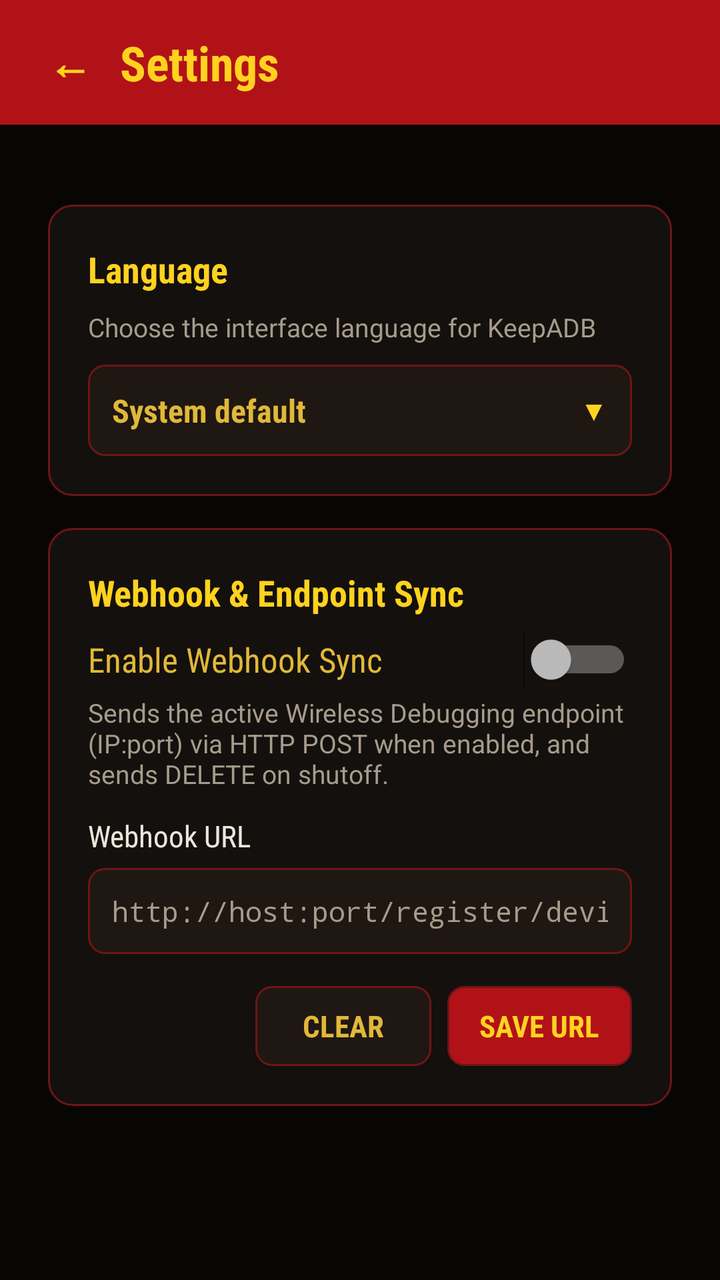
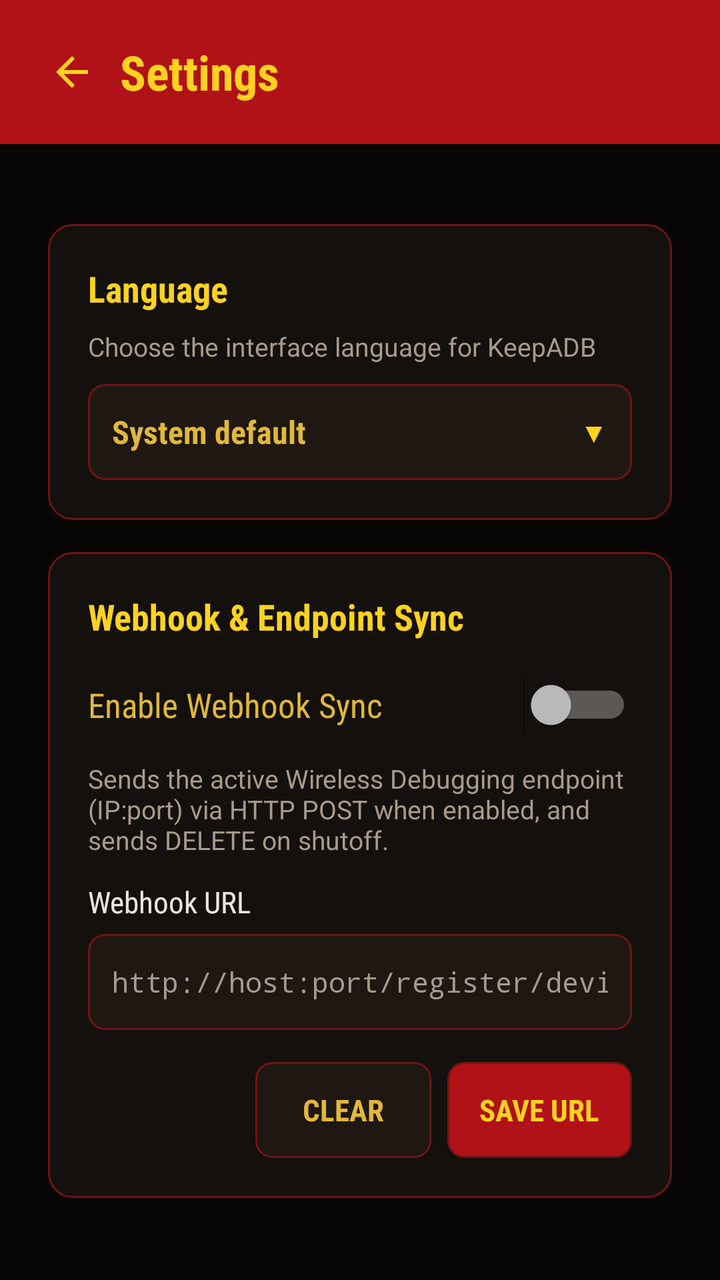

Two renders of the same Android screen: before a commit and after it. Below are the layout's source before the change and the commit's diff.
<!-- AndroidManifest.xml: application theme Theme.KeepADB -->
<!-- res/layout/activity_settings.xml -->
<?xml version="1.0" encoding="utf-8"?>
<LinearLayout xmlns:android="http://schemas.android.com/apk/res/android"
    android:layout_width="match_parent"
    android:layout_height="match_parent"
    android:background="@color/ground"
    android:orientation="vertical">

    
    <LinearLayout
        android:layout_width="match_parent"
        android:layout_height="wrap_content"
        android:background="@color/banner_red"
        android:elevation="4dp"
        android:gravity="center_vertical"
        android:orientation="horizontal"
        android:padding="12dp">

        <Button
            android:id="@+id/btn_back"
            android:layout_width="wrap_content"
            android:layout_height="wrap_content"
            android:background="@drawable/bg_btn_header"
            android:fontFamily="sans-serif-condensed"
            android:minWidth="0dp"
            android:minHeight="36dp"
            android:paddingStart="12dp"
            android:paddingTop="4dp"
            android:paddingEnd="14dp"
            android:paddingBottom="4dp"
            android:text="←"
            android:textColor="@color/title_yellow"
            android:textSize="22sp"
            android:textStyle="bold" />

        <TextView
            android:layout_width="0dp"
            android:layout_height="wrap_content"
            android:layout_weight="1"
            android:fontFamily="sans-serif-condensed"
            android:text="@string/title_settings"
            android:textColor="@color/title_yellow"
            android:textSize="24sp"
            android:textStyle="bold" />
    </LinearLayout>

    <ScrollView
        android:layout_width="match_parent"
        android:layout_height="0dp"
        android:layout_weight="1"
        android:fillViewport="true">

    <LinearLayout
        android:layout_width="match_parent"
        android:layout_height="wrap_content"
        android:orientation="vertical"
        android:padding="24dp">

        
        <LinearLayout
            android:id="@+id/settings_permission_panel"
            android:layout_width="match_parent"
            android:layout_height="wrap_content"
            android:layout_marginTop="16dp"
            android:background="@drawable/bg_panel"
            android:orientation="vertical"
            android:visibility="gone">

            <TextView
                android:layout_width="match_parent"
                android:layout_height="wrap_content"
                android:fontFamily="sans-serif-condensed"
                android:text="@string/setup_title"
                android:textColor="@color/title_yellow"
                android:textSize="18sp"
                android:textStyle="bold" />

            <TextView
                android:layout_width="match_parent"
                android:layout_height="wrap_content"
                android:layout_marginTop="8dp"
                android:fontFamily="sans-serif"
                android:text="@string/settings_permission_warning"
                android:textColor="@color/night_text"
                android:textSize="13sp" />
        </LinearLayout>

        
        <LinearLayout
            android:id="@+id/settings_language_panel"
            android:layout_width="match_parent"
            android:layout_height="wrap_content"
            android:layout_marginTop="16dp"
            android:background="@drawable/bg_panel"
            android:orientation="vertical">

            <TextView
                android:layout_width="match_parent"
                android:layout_height="wrap_content"
                android:layout_marginBottom="8dp"
                android:fontFamily="sans-serif-condensed"
                android:text="@string/settings_section_language"
                android:textColor="@color/title_yellow"
                android:textSize="18sp"
                android:textStyle="bold" />

            <TextView
                android:layout_width="match_parent"
                android:layout_height="wrap_content"
                android:fontFamily="sans-serif"
                android:text="@string/settings_language_subtext"
                android:textColor="@color/night_muted"
                android:textSize="13sp" />

            <LinearLayout
                android:id="@+id/settings_language_selector"
                android:layout_width="match_parent"
                android:layout_height="wrap_content"
                android:layout_marginTop="10dp"
                android:background="@drawable/bg_card_clickable"
                android:clickable="true"
                android:focusable="true"
                android:gravity="center_vertical"
                android:orientation="horizontal"
                android:padding="12dp">

                <TextView
                    android:id="@+id/settings_language_selected_text"
                    android:layout_width="0dp"
                    android:layout_height="wrap_content"
                    android:layout_weight="1"
                    android:fontFamily="sans-serif-condensed"
                    android:text="@string/settings_language_system_default"
                    android:textColor="@color/text_yellow"
                    android:textSize="16sp"
                    android:textStyle="bold" />

                <TextView
                    android:layout_width="wrap_content"
                    android:layout_height="wrap_content"
                    android:fontFamily="sans-serif-condensed"
                    android:text="▼"
                    android:textColor="@color/title_yellow"
                    android:textSize="14sp" />
            </LinearLayout>
        </LinearLayout>

        
        <LinearLayout
            android:id="@+id/settings_webhook_panel"
            android:layout_width="match_parent"
            android:layout_height="wrap_content"
            android:layout_marginTop="16dp"
            android:background="@drawable/bg_panel"
            android:orientation="vertical">

            <TextView
                android:layout_width="match_parent"
                android:layout_height="wrap_content"
                android:layout_marginBottom="8dp"
                android:fontFamily="sans-serif-condensed"
                android:text="@string/settings_webhook_title"
                android:textColor="@color/title_yellow"
                android:textSize="18sp"
                android:textStyle="bold" />

            <Switch
                android:id="@+id/settings_webhook_toggle"
                android:layout_width="match_parent"
                android:layout_height="wrap_content"
                android:fontFamily="sans-serif-condensed"
                android:text="@string/settings_webhook_toggle"
                android:textColor="@color/text_yellow"
                android:textSize="17sp" />

            <TextView
                android:layout_width="match_parent"
                android:layout_height="wrap_content"
                android:layout_marginTop="4dp"
                android:layout_marginBottom="12dp"
                android:fontFamily="sans-serif"
                android:text="@string/settings_webhook_subtext"
                android:textColor="@color/night_muted"
                android:textSize="13sp" />

            <TextView
                android:layout_width="match_parent"
                android:layout_height="wrap_content"
                android:fontFamily="sans-serif-condensed"
                android:text="@string/settings_webhook_url_label"
                android:textColor="@color/night_text"
                android:textSize="15sp" />

            <EditText
                android:id="@+id/settings_webhook_url"
                android:layout_width="match_parent"
                android:layout_height="wrap_content"
                android:layout_marginTop="6dp"
                android:background="@drawable/bg_input"
                android:fontFamily="monospace"
                android:hint="@string/settings_webhook_url_hint"
                android:inputType="textUri"
                android:padding="12dp"
                android:textColor="@color/night_text"
                android:textColorHint="@color/night_muted"
                android:textSize="14sp" />

            <TextView
                android:id="@+id/settings_webhook_error"
                android:layout_width="match_parent"
                android:layout_height="wrap_content"
                android:layout_marginTop="6dp"
                android:fontFamily="sans-serif"
                android:textColor="@color/link_red"
                android:textSize="13sp"
                android:visibility="gone" />

            <LinearLayout
                android:layout_width="match_parent"
                android:layout_height="wrap_content"
                android:layout_marginTop="16dp"
                android:gravity="end"
                android:orientation="horizontal">

                <Button
                    android:id="@+id/settings_webhook_clear"
                    android:layout_width="wrap_content"
                    android:layout_height="wrap_content"
                    android:layout_marginEnd="8dp"
                    android:background="@drawable/bg_btn_secondary"
                    android:fontFamily="sans-serif-condensed"
                    android:minHeight="40dp"
                    android:paddingStart="16dp"
                    android:paddingTop="8dp"
                    android:paddingEnd="16dp"
                    android:paddingBottom="8dp"
                    android:text="@string/settings_webhook_btn_clear"
                    android:textColor="@color/text_yellow"
                    android:textSize="15sp"
                    android:textStyle="bold" />

                <Button
                    android:id="@+id/settings_webhook_save"
                    android:layout_width="wrap_content"
                    android:layout_height="wrap_content"
                    android:background="@drawable/bg_btn_primary"
                    android:fontFamily="sans-serif-condensed"
                    android:minHeight="40dp"
                    android:paddingStart="16dp"
                    android:paddingTop="8dp"
                    android:paddingEnd="16dp"
                    android:paddingBottom="8dp"
                    android:text="@string/settings_webhook_btn_save"
                    android:textColor="@color/title_yellow"
                    android:textSize="15sp"
                    android:textStyle="bold" />
            </LinearLayout>
        </LinearLayout>

    </LinearLayout>
    </ScrollView>
</LinearLayout>
<!-- resources referenced by this layout -->
<resources>
  <color name="banner_red">#B11218</color>
  <color name="ground">#080604</color>
  <color name="link_red">#E23A2E</color>
  <color name="night_muted">#A79B8C</color>
  <color name="night_text">#EDE6DC</color>
  <color name="text_yellow">#E0B83A</color>
  <color name="title_yellow">#FFD21F</color>
  <!-- drawable bg_input (drawable) -->
  <?xml version="1.0" encoding="utf-8"?>
  <selector xmlns:android="http://schemas.android.com/apk/res/android">
      <item android:state_focused="true">
          <shape>
              <solid android:color="@color/panel_strong" />
              <stroke android:width="1.5dp" android:color="@color/title_yellow" />
              <corners android:radius="@dimen/radius_control" />
          </shape>
      </item>
      <item>
          <shape>
              <solid android:color="@color/panel_strong" />
              <stroke android:width="1dp" android:color="@color/border_red" />
              <corners android:radius="@dimen/radius_control" />
          </shape>
      </item>
  </selector>
  <!-- drawable bg_panel (drawable) -->
  <?xml version="1.0" encoding="utf-8"?>
  <shape xmlns:android="http://schemas.android.com/apk/res/android">
      <solid android:color="@color/panel" />
      <stroke android:width="1dp" android:color="@color/border_red" />
      <corners android:radius="@dimen/radius_panel" />
      <padding android:left="20dp" android:top="20dp" android:right="20dp" android:bottom="20dp" />
  </shape>
  <string name="settings_language_subtext">Choose the interface language for KeepADB</string>
  <string name="settings_language_system_default">System default</string>
  <string name="settings_permission_warning">System permission WRITE_SECURE_SETTINGS missing. KeepADB cannot toggle Wireless Debugging until permission is granted.</string>
  <string name="settings_section_language">Language</string>
  <string name="settings_webhook_btn_clear">Clear</string>
  <string name="settings_webhook_btn_save">Save URL</string>
  <string name="settings_webhook_subtext">Sends the active Wireless Debugging endpoint (IP:port) via HTTP POST when enabled, and sends DELETE on shutoff.</string>
  <string name="settings_webhook_title">Webhook &amp; Endpoint Sync</string>
  <string name="settings_webhook_toggle">Enable Webhook Sync</string>
  <string name="settings_webhook_url_hint">http://host:port/register/device</string>
  <string name="settings_webhook_url_label">Webhook URL</string>
  <string name="setup_title">First-time setup</string>
  <string name="title_settings">Settings</string>
  <color name="primary_red">#D01822</color>
  <dimen name="radius_small">4dp</dimen>
  <color name="bright_yellow">#FFE15A</color>
  <dimen name="radius_control">8dp</dimen>
  <color name="border_red">#6E1516</color>
  <color name="panel_strong">#1F1712</color>
  <color name="panel">#14100D</color>
  <dimen name="radius_panel">12dp</dimen>
  <!-- unchanged entries left out for length: 5 -->
</resources>

<!-- the commit's change to res/layout/activity_settings.xml (unified diff, before → after) -->
@@ -15,22 +15,14 @@
         android:orientation="horizontal"
         android:padding="12dp">
 
-        <Button
+        <ImageButton
             android:id="@+id/btn_back"
-            android:layout_width="wrap_content"
-            android:layout_height="wrap_content"
+            android:layout_width="48dp"
+            android:layout_height="48dp"
             android:background="@drawable/bg_btn_header"
-            android:fontFamily="sans-serif-condensed"
-            android:minWidth="0dp"
-            android:minHeight="36dp"
-            android:paddingStart="12dp"
-            android:paddingTop="4dp"
-            android:paddingEnd="14dp"
-            android:paddingBottom="4dp"
-            android:text="←"
-            android:textColor="@color/title_yellow"
-            android:textSize="22sp"
-            android:textStyle="bold" />
+            android:contentDescription="@string/back"
+            android:padding="12dp"
+            android:src="@drawable/ic_arrow_back" />
 
         <TextView
             android:layout_width="0dp"
@@ -118,8 +110,10 @@
                 android:layout_marginTop="10dp"
                 android:background="@drawable/bg_card_clickable"
                 android:clickable="true"
+                android:contentDescription="@string/settings_language_label"
                 android:focusable="true"
                 android:gravity="center_vertical"
+                android:minHeight="48dp"
                 android:orientation="horizontal"
                 android:padding="12dp">
 
@@ -167,6 +161,7 @@
                 android:id="@+id/settings_webhook_toggle"
                 android:layout_width="match_parent"
                 android:layout_height="wrap_content"
+                android:minHeight="48dp"
                 android:fontFamily="sans-serif-condensed"
                 android:text="@string/settings_webhook_toggle"
                 android:textColor="@color/text_yellow"
@@ -199,6 +194,7 @@
                 android:fontFamily="monospace"
                 android:hint="@string/settings_webhook_url_hint"
                 android:inputType="textUri"
+                android:minHeight="48dp"
                 android:padding="12dp"
                 android:textColor="@color/night_text"
                 android:textColorHint="@color/night_muted"
@@ -228,7 +224,7 @@
                     android:layout_marginEnd="8dp"
                     android:background="@drawable/bg_btn_secondary"
                     android:fontFamily="sans-serif-condensed"
-                    android:minHeight="40dp"
+                    android:minHeight="48dp"
                     android:paddingStart="16dp"
                     android:paddingTop="8dp"
                     android:paddingEnd="16dp"
@@ -244,7 +240,7 @@
                     android:layout_height="wrap_content"
                     android:background="@drawable/bg_btn_primary"
                     android:fontFamily="sans-serif-condensed"
-                    android:minHeight="40dp"
+                    android:minHeight="48dp"
                     android:paddingStart="16dp"
                     android:paddingTop="8dp"
                     android:paddingEnd="16dp"
<!-- resource entries referenced after the edit -->
@@ -33,6 +33,21 @@
       <corners android:radius="@dimen/radius_panel" />
       <padding android:left="20dp" android:top="20dp" android:right="20dp" android:bottom="20dp" />
   </shape>
+  <!-- drawable ic_arrow_back (drawable) -->
+  <?xml version="1.0" encoding="utf-8"?>
+  <vector xmlns:android="http://schemas.android.com/apk/res/android"
+      android:autoMirrored="true"
+      android:width="24dp"
+      android:height="24dp"
+      android:viewportWidth="24"
+      android:viewportHeight="24"
+      android:tint="@color/title_yellow">
+      <path
+          android:fillColor="@android:color/white"
+          android:pathData="M20,11H7.83l5.59,-5.59L12,4l-8,8 8,8 1.41,-1.41L7.83,13H20v-2z" />
+  </vector>
+  <string name="back">Back</string>
+  <string name="settings_language_label">App Language</string>
   <string name="settings_language_subtext">Choose the interface language for KeepADB</string>
   <string name="settings_language_system_default">System default</string>
   <string name="settings_permission_warning">System permission WRITE_SECURE_SETTINGS missing. KeepADB cannot toggle Wireless Debugging until permission is granted.</string>
